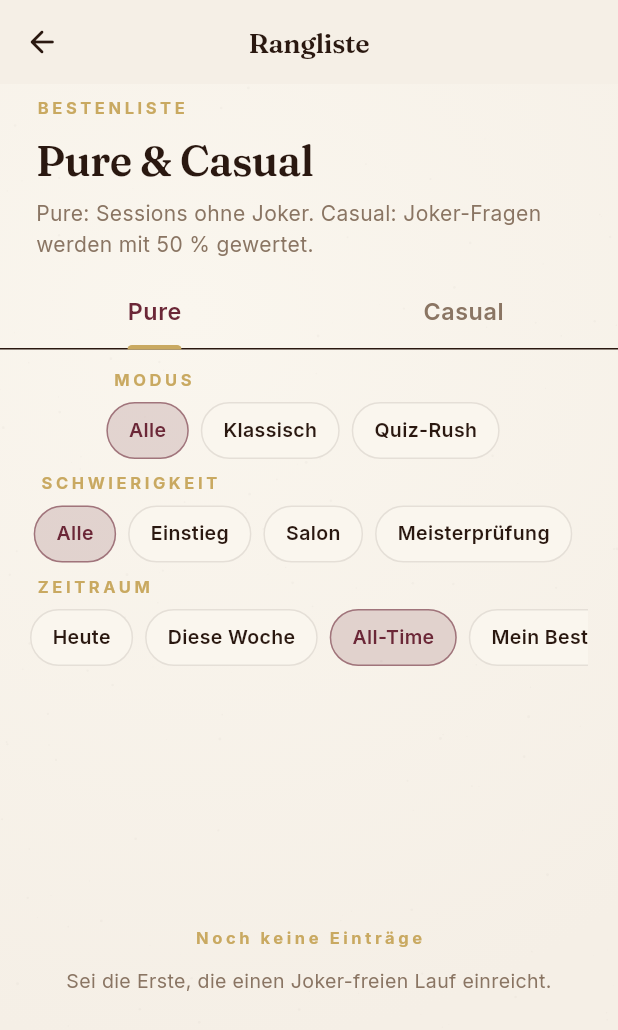
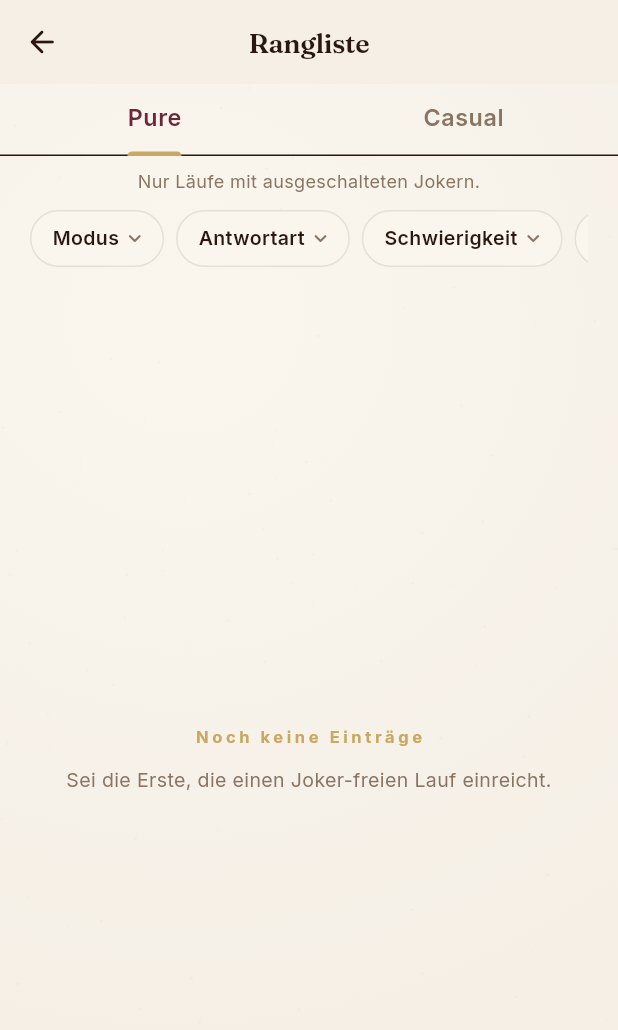
Before and after one commit to Maik2501/Eleutheria, a Flutter app: the LeaderboardScreen screen opened by its route, on a phone screen of 412 x 824 dp. Shown: the top 1030 px of the screen. Run offline on Flutter 3.47's test engine with Material 3 defaults, Android fonts, the phone set to English and light mode, and no system bars; our stand-ins replace confetti, flutter_animate, flutter_riverpod, go_router, google_fonts, package_info_plus and 3 more; missing offline and left inert: mobile_scanner; accounts and stored records are empty.

Commit message:
feat(leaderboard): einzeilige Filter-Bar mit Menue-Chips + F19-Fix
- Fuenf gestapelte Filter-Zeilen -> eine horizontale Menue-Chip-Bar
  (PopupMenu pro Kategorie, aktiver Wert im Chip-Label, burgund markiert)
- ChapterHeading durch kontextuelle Einzeiler-Caption unter den Tabs ersetzt
- F19: Future im Feld statt _load() im build (kein Re-Query pro Rebuild),
  Tab-Wechsel-Refetch per Index-Dedupe genau einmal

Co-Authored-By: Claude Fable 5 <noreply@anthropic.com>

```diff
--- a/lib/features/leaderboard/leaderboard_screen.dart
+++ b/lib/features/leaderboard/leaderboard_screen.dart
@@ -7,7 +7,6 @@ import '../../core/theme/app_colors.dart';
 import '../../core/theme/app_typography.dart';
 import '../../data/models/difficulty_band.dart';
 import '../../data/repositories/score_repository.dart';
-import '../../shared/widgets/chapter_heading.dart';
 import '../../shared/widgets/parchment_background.dart';
 
 /// Reads from the Supabase `scores` table.
@@ -26,6 +25,7 @@ class LeaderboardScreen extends ConsumerStatefulWidget {
 class _LeaderboardScreenState extends ConsumerState<LeaderboardScreen>
     with SingleTickerProviderStateMixin {
   late final TabController _tab;
+  int _lastTabIndex = 0;
 
   // Filter-State
   _ModeGroup _modeGroup = _ModeGroup.all;
@@ -34,17 +34,24 @@ class _LeaderboardScreenState extends ConsumerState<LeaderboardScreen>
   _BandFilter _band = _BandFilter.all;
   _RangeFilter _range = _RangeFilter.allTime;
 
-  /// Zeigt die Modifier-Zeilen (Variant + Antwortart) unterhalb des
-  /// aktiven Modus. Klick auf einen anderen Modus expandiert
-  /// automatisch, Klick auf den **bereits aktiven** Modus toggelt nur
-  /// die Sichtbarkeit — die aktuell gewählten Modifier bleiben aktiv.
-  bool _modifiersExpanded = false;
+  /// Gehaltener Future statt `_load()` direkt im build: Rebuilds (Ticker,
+  /// Menü-Toggles, Tab-Animation) lösen so keine Re-Queries mehr aus —
+  /// neu gefetcht wird nur bei echter Filter-/Tab-Änderung (F19).
+  late Future<List<ScoreEntry>> _future;
 
   @override
   void initState() {
     super.initState();
     _tab = TabController(length: 2, vsync: this);
-    _tab.addListener(() => setState(() {}));
+    // Der TabController notified pro Wechsel mehrfach (Animationsstart/-ende).
+    // Dedupe über den Index statt über indexIsChanging: genau ein Refetch
+    // pro echtem Tab-Wechsel, gefeuert ab der ersten Notification (F19).
+    _tab.addListener(() {
+      if (_tab.index == _lastTabIndex) return;
+      _lastTabIndex = _tab.index;
+      setState(() => _future = _load());
+    });
+    _future = _load();
   }
 
   @override
@@ -71,21 +78,11 @@ class _LeaderboardScreenState extends ConsumerState<LeaderboardScreen>
     );
   }
 
-  void _onModeTap(_ModeGroup g) {
+  /// Filter ändern + genau einen Refetch auslösen.
+  void _applyFilter(VoidCallback mutate) {
     setState(() {
-      if (_modeGroup == g) {
-        // Klick auf den aktiven Modus = Modifier ein-/ausklappen.
-        // Bisherige Variant/InputStyle-Auswahl bleibt erhalten und
-        // filtert weiter — sie ist nur unsichtbar.
-        _modifiersExpanded = !_modifiersExpanded;
-      } else {
-        _modeGroup = g;
-        // Bei Modus-Wechsel: Variant zurücksetzen (sie ist mode-spezifisch),
-        // InputStyle bleibt (orthogonal). Modifier automatisch öffnen,
-        // sofern es welche zu zeigen gibt.
-        _variant = null;
-        _modifiersExpanded = g.hasModifiers;
-      }
+      mutate();
+      _future = _load();
     });
   }
 
@@ -104,15 +101,6 @@ class _LeaderboardScreenState extends ConsumerState<LeaderboardScreen>
         child: SafeArea(
           child: Column(
             children: [
-              const Padding(
-                padding: EdgeInsets.fromLTRB(24, 8, 24, 12),
-                child: ChapterHeading(
-                  eyebrow: 'Bestenliste',
-                  title: 'Pure & Casual',
-                  subtitle:
-                      'Pure: Sessions ohne Joker. Casual: Joker-Fragen werden mit 50 % gewertet.',
-                ),
-              ),
               TabBar(
                 controller: _tab,
                 labelColor: palette.burgundy,
@@ -124,88 +112,105 @@ class _LeaderboardScreenState extends ConsumerState<LeaderboardScreen>
                   Tab(text: 'Casual'),
                 ],
               ),
-              const SizedBox(height: 12),
-              _FilterRow(
-                label: 'Modus',
+              Padding(
+                padding: const EdgeInsets.fromLTRB(24, 8, 24, 10),
+                child: Text(
+                  _isPureTab
+                      ? 'Nur Läufe mit ausgeschalteten Jokern.'
+                      : 'Joker-Fragen zählen zur Hälfte.',
+                  textAlign: TextAlign.center,
+                  style: AppTypography.sans(
+                    fontSize: 12,
+                    color: palette.inkMuted,
+                  ),
+                ),
+              ),
+              // Eine Zeile Menü-Chips statt fünf gestapelter Filter-Reihen:
+              // Default-Zustand zeigt den Kategorienamen (neutral), eine
+              // aktive Auswahl den gewählten Wert (burgund).
+              Padding(
+                padding: const EdgeInsets.symmetric(horizontal: 20),
+                child: SingleChildScrollView(
+                  scrollDirection: Axis.horizontal,
+                  child: Row(
                     children: [
+                      _MenuChip<_ModeGroup>(
+                        placeholder: 'Modus',
+                        valueLabel: _modeGroup == _ModeGroup.all
+                            ? null
+                            : _modeGroup.label,
+                        selected: _modeGroup,
+                        entries: [
                           for (final g in _ModeGroup.values)
-                    _Chip(
-                      label: g.label,
-                      active: _modeGroup == g,
-                      // Pfeil-Indikator nur am aktiven Modus mit
-                      // Modifiern, damit klar ist: zweiter Klick toggelt.
-                      trailingIcon: (_modeGroup == g && g.hasModifiers)
-                          ? (_modifiersExpanded
-                              ? Icons.expand_less_rounded
-                              : Icons.expand_more_rounded)
-                          : null,
-                      onTap: () => _onModeTap(g),
+                            (value: g, label: g.label),
+                        ],
+                        onSelected: (g) => _applyFilter(() {
+                          if (_modeGroup != g) _variant = null;
+                          _modeGroup = g;
+                        }),
+                      ),
+                      if (_modeGroup.variants.isNotEmpty) ...[
+                        const SizedBox(width: 8),
+                        _MenuChip<_VariantOption?>(
+                          placeholder: 'Variante',
+                          valueLabel: _variant?.label,
+                          selected: _variant,
+                          entries: [
+                            (value: null, label: 'Alle'),
+                            for (final v in _modeGroup.variants)
+                              (value: v, label: v.label),
+                          ],
+                          onSelected: (v) =>
+                              _applyFilter(() => _variant = v),
+                        ),
+                      ],
+                      const SizedBox(width: 8),
+                      _MenuChip<_InputStyleFilter>(
+                        placeholder: 'Antwortart',
+                        valueLabel: _inputStyle == _InputStyleFilter.all
+                            ? null
+                            : _inputStyle.label,
+                        selected: _inputStyle,
+                        entries: [
+                          for (final s in _InputStyleFilter.values)
+                            (value: s, label: s.label),
+                        ],
+                        onSelected: (s) =>
+                            _applyFilter(() => _inputStyle = s),
+                      ),
+                      const SizedBox(width: 8),
+                      _MenuChip<_BandFilter>(
+                        placeholder: 'Schwierigkeit',
+                        valueLabel:
+                            _band == _BandFilter.all ? null : _band.label,
+                        selected: _band,
+                        entries: [
+                          for (final b in _BandFilter.values)
+                            (value: b, label: b.label),
+                        ],
+                        onSelected: (b) => _applyFilter(() => _band = b),
+                      ),
+                      const SizedBox(width: 8),
+                      _MenuChip<_RangeFilter>(
+                        placeholder: 'Zeitraum',
+                        valueLabel: _range == _RangeFilter.allTime
+                            ? null
+                            : _range.label,
+                        selected: _range,
+                        entries: [
+                          for (final r in _RangeFilter.values)
+                            (value: r, label: r.label),
+                        ],
+                        onSelected: (r) => _applyFilter(() => _range = r),
                       ),
                     ],
                   ),
-              if (_modifiersExpanded && _modeGroup.hasModifiers) ...[
-                if (_modeGroup.variants.isNotEmpty) ...[
-                  const SizedBox(height: 8),
-                  _FilterRow(
-                    label: 'Variante',
-                    children: [
-                      _Chip(
-                        label: 'Alle',
-                        active: _variant == null,
-                        onTap: () => setState(() => _variant = null),
                 ),
-                      for (final v in _modeGroup.variants)
-                        _Chip(
-                          label: v.label,
-                          active: _variant?.key == v.key,
-                          onTap: () => setState(() => _variant = v),
               ),
-                    ],
-                  ),
-                ],
-                const SizedBox(height: 8),
-                _FilterRow(
-                  label: 'Antwortart',
-                  children: [
-                    for (final s in _InputStyleFilter.values)
-                      _Chip(
-                        label: s.label,
-                        active: _inputStyle == s,
-                        onTap: () => setState(() => _inputStyle = s),
-                      ),
-                  ],
-                ),
-              ],
-              const SizedBox(height: 8),
-              _FilterRow(
-                label: 'Schwierigkeit',
-                children: [
-                  for (final b in _BandFilter.values)
-                    _Chip(
-                      label: b.label,
-                      active: _band == b,
-                      onTap: () => setState(() => _band = b),
-                    ),
-                ],
-              ),
-              const SizedBox(height: 8),
-              _FilterRow(
-                label: 'Zeitraum',
-                children: [
-                  for (final r in _RangeFilter.values)
-                    _Chip(
-                      label: r.label,
-                      active: _range == r,
-                      onTap: () => setState(() => _range = r),
-                    ),
-                ],
-              ),
-              const SizedBox(height: 14),
+              const SizedBox(height: 12),
               Expanded(
                 child: FutureBuilder<List<ScoreEntry>>(
-                  // Re-fetch when tab/filter change — Future ist hier idiomatisch
-                  // einfacher als ein Provider, weil Filter-State lokal liegt.
-                  future: _load(),
+                  future: _future,
                   builder: (context, snap) {
                     if (snap.connectionState != ConnectionState.done) {
                       return Center(
@@ -283,9 +288,6 @@ enum _ModeGroup {
     }
   }
 
-  /// Hat dieser Modus überhaupt Modifier zum Aus-/Einklappen?
-  /// `Alle` hat keine — Klick darauf macht nichts Besonderes.
-  bool get hasModifiers => this != _ModeGroup.all;
 }
 
 /// Antwortart-Filter (`input_style` in `scores`). Orthogonal zum
@@ -350,68 +352,72 @@ enum _RangeFilter {
 
 // ───────────────────────── UI bits ─────────────────────────
 
-class _FilterRow extends StatelessWidget {
-  const _FilterRow({required this.label, required this.children});
-  final String label;
-  final List<Widget> children;
+/// Kompakter Filter-Chip, der beim Tippen ein verankertes Auswahlmenü
+/// öffnet. Im Default-Zustand ([valueLabel] == null) zeigt er neutral den
+/// [placeholder]; mit aktiver Auswahl den gewählten Wert in Burgund —
+/// aktive Filter sind so auf einen Blick erkennbar.
+class _MenuChip<T> extends StatelessWidget {
+  const _MenuChip({
+    required this.placeholder,
+    required this.valueLabel,
+    required this.selected,
+    required this.entries,
+    required this.onSelected,
+  });
+
+  final String placeholder;
+  final String? valueLabel;
+  final T selected;
+  final List<({T value, String label})> entries;
+  final ValueChanged<T> onSelected;
 
   @override
   Widget build(BuildContext context) {
     final palette = context.palette;
-    return Padding(
-      padding: const EdgeInsets.symmetric(horizontal: 20),
-      child: Column(
-        crossAxisAlignment: CrossAxisAlignment.start,
+    final active = valueLabel != null;
+    return PopupMenuButton<T>(
+      tooltip: placeholder,
+      position: PopupMenuPosition.under,
+      color: palette.page,
+      shape: RoundedRectangleBorder(
+        borderRadius: BorderRadius.circular(14),
+        side: BorderSide(color: palette.divider),
+      ),
+      itemBuilder: (_) => [
+        for (final e in entries)
+          PopupMenuItem<T>(
+            value: e.value,
+            height: 42,
+            child: Row(
               children: [
-          Padding(
-            padding: const EdgeInsets.only(left: 4, bottom: 6),
+                Expanded(
                   child: Text(
-              label.toUpperCase(),
-              style: AppTypography.eyebrow(palette.gold),
+                    e.label,
+                    style: AppTypography.sans(
+                      fontSize: 13.5,
+                      fontWeight: e.value == selected
+                          ? FontWeight.w700
+                          : FontWeight.w500,
+                      color: e.value == selected
+                          ? palette.burgundy
+                          : palette.ink,
                     ),
                   ),
-          SingleChildScrollView(
-            scrollDirection: Axis.horizontal,
-            child: Row(
-              children: [
-                for (final c in children) ...[c, const SizedBox(width: 8)],
+                ),
+                if (e.value == selected)
+                  Icon(
+                    Icons.check_rounded,
+                    size: 16,
+                    color: palette.burgundy,
+                  ),
               ],
             ),
           ),
       ],
-      ),
-    );
-  }
-}
-
-class _Chip extends StatelessWidget {
-  const _Chip({
-    required this.label,
-    required this.active,
-    required this.onTap,
-    this.trailingIcon,
-  });
-
-  final String label;
-  final bool active;
-  final VoidCallback onTap;
-
-  /// Optionales Icon rechts neben dem Label — wird z. B. genutzt, um
-  /// am aktiven Modus den Expand/Collapse-Zustand seiner Modifier
-  /// anzuzeigen.
-  final IconData? trailingIcon;
-
-  @override
-  Widget build(BuildContext context) {
-    final palette = context.palette;
-    return Material(
-      color: Colors.transparent,
-      child: InkWell(
-        onTap: onTap,
-        borderRadius: BorderRadius.circular(20),
+      onSelected: onSelected,
       child: AnimatedContainer(
         duration: const Duration(milliseconds: 160),
-          padding: const EdgeInsets.symmetric(horizontal: 14, vertical: 8),
+        padding: const EdgeInsets.fromLTRB(14, 8, 10, 8),
         decoration: BoxDecoration(
           color: active
               ? palette.burgundy.withValues(alpha: 0.16)
@@ -427,23 +433,20 @@ class _Chip extends StatelessWidget {
           mainAxisSize: MainAxisSize.min,
           children: [
             Text(
-                label,
+              valueLabel ?? placeholder,
               style: AppTypography.sans(
                 fontSize: 13,
                 fontWeight: FontWeight.w600,
                 color: active ? palette.burgundy : palette.ink,
               ),
             ),
-              if (trailingIcon != null) ...[
-                const SizedBox(width: 4),
+            const SizedBox(width: 2),
             Icon(
-                  trailingIcon,
-                  size: 16,
-                  color: active ? palette.burgundy : palette.ink,
+              Icons.expand_more_rounded,
+              size: 17,
+              color: active ? palette.burgundy : palette.inkMuted,
             ),
           ],
-            ],
-          ),
         ),
       ),
     );
```
Also changed, not shown: 1 other file. Lines whose indentation alone changed are shown as unchanged.
